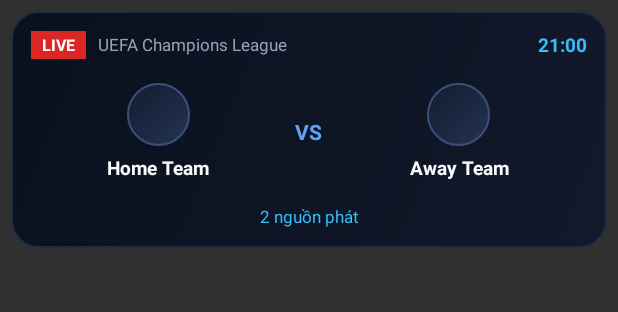
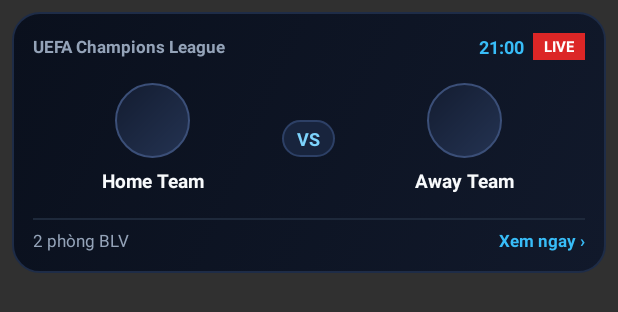
Before and after one commit to daoducphat352010-ux/tv-football-app, an Android app: the layout item_match.xml on its own in the app's theme, with its tools: preview values and no code run, on a phone screen of 412 x 824 dp. Shown: the top 312 px of the screen. Run offline under Robolectric (Android 15) with nearby library versions, the phone set to English and light mode, and no system bars.

Commit message:
Update item_match.xml

```diff
--- a/app/src/main/res/layout/item_match.xml
+++ b/app/src/main/res/layout/item_match.xml
@@ -1,20 +1,43 @@
 <?xml version="1.0" encoding="utf-8"?>
 <LinearLayout xmlns:android="http://schemas.android.com/apk/res/android"
     android:layout_width="match_parent"
-    android:layout_height="158dp"
-    android:layout_margin="7dp"
+    android:layout_height="174dp"
+    android:layout_margin="8dp"
     android:background="@drawable/bg_match_card_pro"
     android:clickable="true"
     android:focusable="true"
     android:orientation="vertical"
-    android:padding="13dp">
+    android:padding="14dp">
 
-    <!-- Hàng trên: Trạng thái + Tên giải đấu + Giờ đá -->
+    <!-- Hàng trên: Tên giải đấu + Giờ & Trạng thái -->
     <LinearLayout
         android:layout_width="match_parent"
         android:layout_height="wrap_content"
         android:gravity="center_vertical"
         android:orientation="horizontal">
+
+        <TextView
+            android:id="@+id/tvMatchLeague"
+            android:layout_width="0dp"
+            android:layout_height="wrap_content"
+            android:layout_marginEnd="8dp"
+            android:layout_weight="1"
+            android:ellipsize="end"
+            android:singleLine="true"
+            android:text="UEFA Champions League"
+            android:textColor="#94A3B8"
+            android:textSize="11.5sp"
+            android:textStyle="bold" />
+
+        <TextView
+            android:id="@+id/tvMatchKickoff"
+            android:layout_width="wrap_content"
+            android:layout_height="wrap_content"
+            android:layout_marginEnd="6dp"
+            android:text="21:00"
+            android:textColor="#38BDF8"
+            android:textSize="12sp"
+            android:textStyle="bold" />
 
         <TextView
             android:id="@+id/tvMatchStatus"
@@ -27,33 +50,11 @@
             android:paddingBottom="2dp"
             android:text="LIVE"
             android:textColor="#FFFFFF"
-            android:textSize="10.5sp"
-            android:textStyle="bold" />
-
-        <TextView
-            android:id="@+id/tvMatchLeague"
-            android:layout_width="0dp"
-            android:layout_height="wrap_content"
-            android:layout_marginStart="8dp"
-            android:layout_marginEnd="6dp"
-            android:layout_weight="1"
-            android:ellipsize="end"
-            android:singleLine="true"
-            android:text="UEFA Champions League"
-            android:textColor="#94A3B8"
-            android:textSize="11.5sp" />
-
-        <TextView
-            android:id="@+id/tvMatchKickoff"
-            android:layout_width="wrap_content"
-            android:layout_height="wrap_content"
-            android:text="21:00"
-            android:textColor="#38BDF8"
-            android:textSize="12.5sp"
+            android:textSize="10sp"
             android:textStyle="bold" />
     </LinearLayout>
 
-    <!-- Hàng giữa: 2 đội bóng & logo tròn -->
+    <!-- Khu vực trung tâm: 2 đội bóng với bệ đỡ huy hiệu lớn -->
     <LinearLayout
         android:layout_width="match_parent"
         android:layout_height="0dp"
@@ -70,17 +71,17 @@
 
             <ImageView
                 android:id="@+id/ivHomeLogo"
-                android:layout_width="42dp"
-                android:layout_height="42dp"
+                android:layout_width="50dp"
+                android:layout_height="50dp"
                 android:background="@drawable/bg_circle_team"
-                android:padding="5dp"
+                android:padding="7dp"
                 android:scaleType="fitCenter" />
 
             <TextView
                 android:id="@+id/tvHomeName"
                 android:layout_width="match_parent"
                 android:layout_height="wrap_content"
-                android:layout_marginTop="5dp"
+                android:layout_marginTop="6dp"
                 android:ellipsize="end"
                 android:gravity="center"
                 android:maxLines="2"
@@ -94,11 +95,16 @@
             android:id="@+id/tvScore"
             android:layout_width="wrap_content"
             android:layout_height="wrap_content"
-            android:paddingStart="6dp"
-            android:paddingEnd="6dp"
+            android:layout_marginStart="6dp"
+            android:layout_marginEnd="6dp"
+            android:background="@drawable/bg_vs_badge"
+            android:paddingStart="10dp"
+            android:paddingTop="4dp"
+            android:paddingEnd="10dp"
+            android:paddingBottom="4dp"
             android:text="VS"
-            android:textColor="#60A5FA"
-            android:textSize="14sp"
+            android:textColor="#7DD3FC"
+            android:textSize="12sp"
             android:textStyle="bold" />
 
         <LinearLayout
@@ -110,17 +116,17 @@
 
             <ImageView
                 android:id="@+id/ivAwayLogo"
-                android:layout_width="42dp"
-                android:layout_height="42dp"
+                android:layout_width="50dp"
+                android:layout_height="50dp"
                 android:background="@drawable/bg_circle_team"
-                android:padding="5dp"
+                android:padding="7dp"
                 android:scaleType="fitCenter" />
 
             <TextView
                 android:id="@+id/tvAwayName"
                 android:layout_width="match_parent"
                 android:layout_height="wrap_content"
-                android:layout_marginTop="5dp"
+                android:layout_marginTop="6dp"
                 android:ellipsize="end"
                 android:gravity="center"
                 android:maxLines="2"
@@ -131,14 +137,35 @@
         </LinearLayout>
     </LinearLayout>
 
-    <!-- Hàng dưới: Số lượng BLV / Server -->
-    <TextView
-        android:id="@+id/tvStreamCount"
+    <!-- Đường kẻ mảnh + Chân thẻ phòng BLV -->
+    <View
+        android:layout_width="match_parent"
+        android:layout_height="1dp"
+        android:layout_marginBottom="6dp"
+        android:background="#1E293B" />
+
+    <LinearLayout
         android:layout_width="match_parent"
         android:layout_height="wrap_content"
-        android:gravity="center"
-        android:text="2 nguồn phát"
-        android:textColor="#38BDF8"
-        android:textSize="11sp" />
+        android:gravity="center_vertical"
+        android:orientation="horizontal">
+
+        <TextView
+            android:id="@+id/tvStreamCount"
+            android:layout_width="0dp"
+            android:layout_height="wrap_content"
+            android:layout_weight="1"
+            android:text="2 phòng BLV"
+            android:textColor="#94A3B8"
+            android:textSize="11sp" />
+
+        <TextView
+            android:layout_width="wrap_content"
+            android:layout_height="wrap_content"
+            android:text="Xem ngay ›"
+            android:textColor="#38BDF8"
+            android:textSize="11.5sp"
+            android:textStyle="bold" />
+    </LinearLayout>
 
 </LinearLayout>
```
